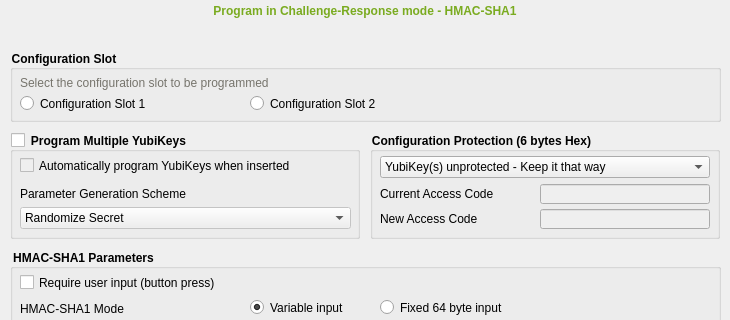
Above: src/ui/chalresppage.ui from Yubico/yubikey-personalization-gui-dpkg before the change; both pictures show x 0 to 730 and y 0 to 320 of the 730 by 650 pixel window. Below: the same form after it.
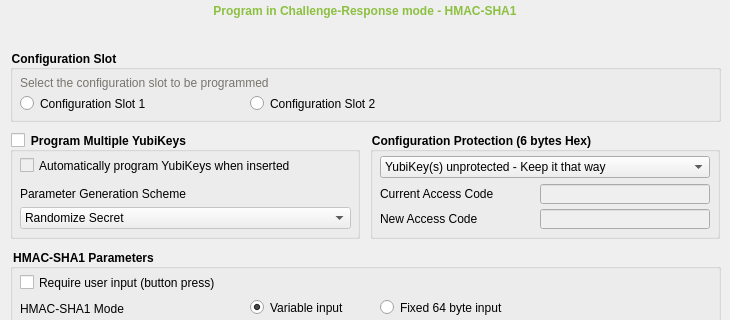
That is the form after the change. Icons and pictures are not drawn.

```diff
--- a/src/ui/chalresppage.ui
+++ b/src/ui/chalresppage.ui
@@ -1268,7 +1268,7 @@
     <property name="styleSheet">
      <string notr="true">font: 18px &quot;Verdana&quot;;
 font-weight: bold;
-color: rgb(122, 171, 32);</string>
+color: rgb(140, 192, 65);</string>
     </property>
     <property name="text">
      <string>Program in Challenge-Response mode - HMAC-SHA1</string>
```
Left out of the diff: 9 changed lines with no effect on the pictures.
